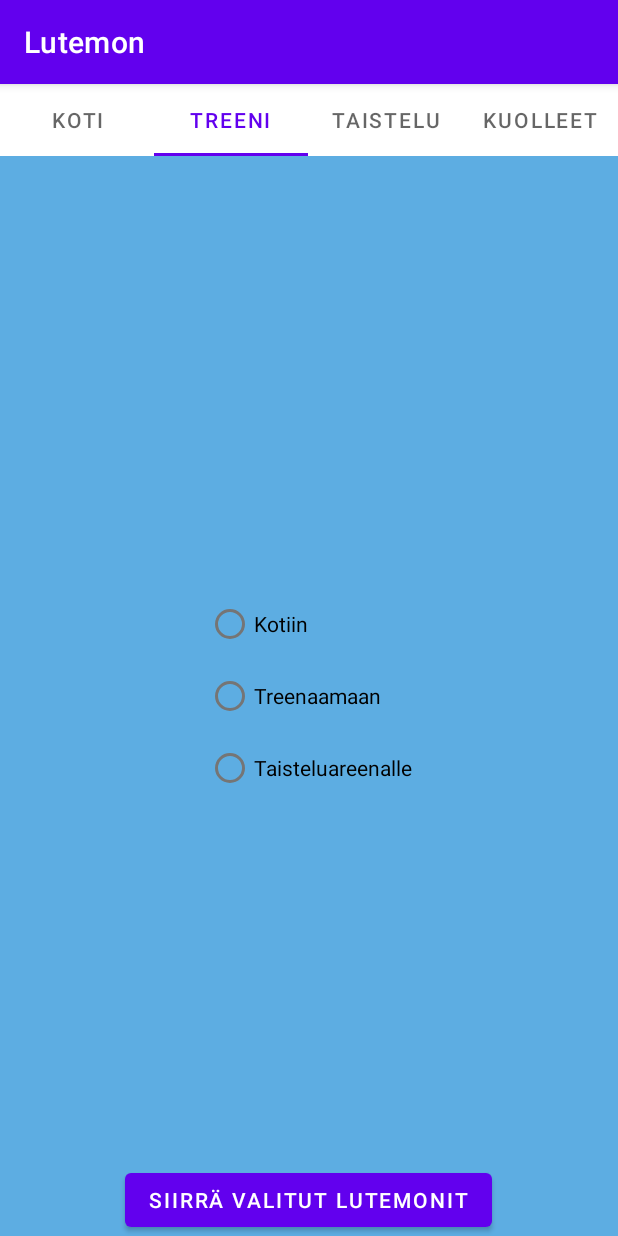
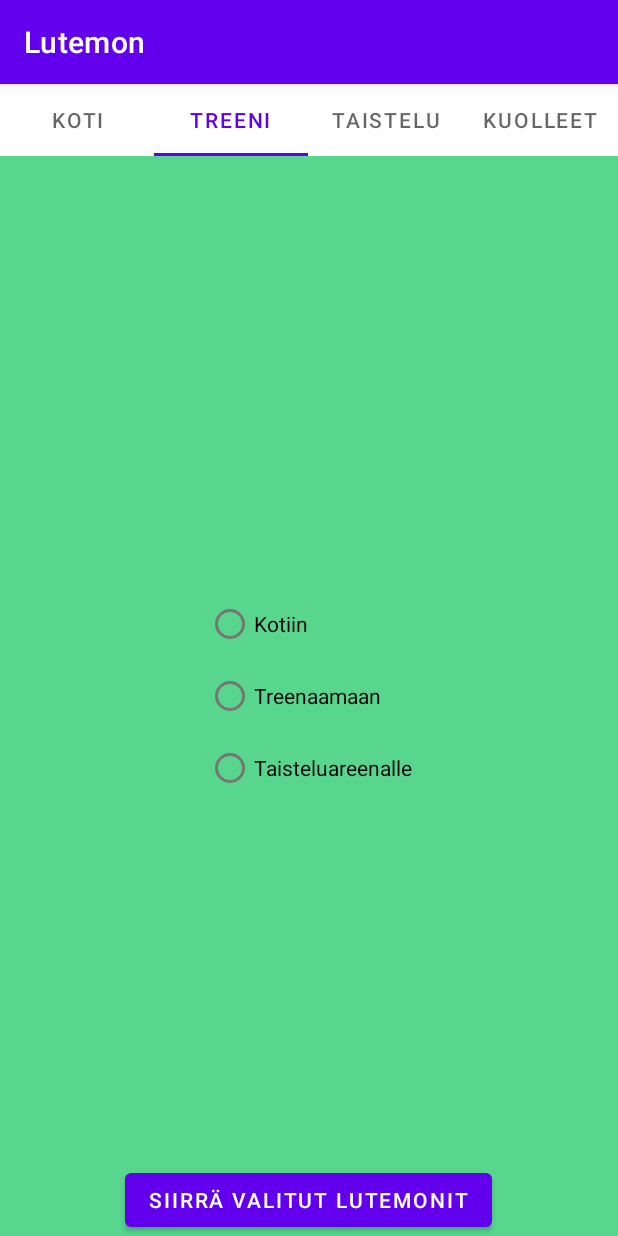
Before and after one commit to dtuukkanen/Lutemon, an Android app: the FragmentHome screen opened directly, with no data from a screen before it, tab 2 chosen, on a phone screen of 412 x 824 dp. Run offline under Robolectric (Android 15) with nearby library versions, the phone set to English and light mode, and no system bars.

```diff
--- a/app/src/main/java/com/example/lutemon/TrainingArea.java
+++ b/app/src/main/java/com/example/lutemon/TrainingArea.java
@@ -2,5 +2,9 @@ package com.example.lutemon;
 
 public class TrainingArea extends Storage{
 
-    public void train() {}
+    public static void train() {
+        for (Lutemon lutemon : lutemons) {
+            lutemon.experience += 1;
+        }
+    }
 }
--- a/app/src/main/java/com/example/lutemon/fragments/FragmentBattle.java
+++ b/app/src/main/java/com/example/lutemon/fragments/FragmentBattle.java
@@ -3,6 +3,8 @@ package com.example.lutemon.fragments;
 import android.os.Bundle;
 
 import androidx.fragment.app.Fragment;
+import androidx.recyclerview.widget.LinearLayoutManager;
+import androidx.recyclerview.widget.RecyclerView;
 
 import android.view.LayoutInflater;
 import android.view.View;
@@ -16,7 +18,7 @@ import com.example.lutemon.R;
  * create an instance of this fragment.
  */
 public class FragmentBattle extends Fragment {
-
+    RecyclerView recyclerView;
     // TODO: Rename parameter arguments, choose names that match
     // the fragment initialization parameters, e.g. ARG_ITEM_NUMBER
     private static final String ARG_PARAM1 = "param1";
@@ -61,6 +63,11 @@ public class FragmentBattle extends Fragment {
     public View onCreateView(LayoutInflater inflater, ViewGroup container,
                              Bundle savedInstanceState) {
         // Inflate the layout for this fragment
-        return inflater.inflate(R.layout.fragment_battle, container, false);
+        View view = inflater.inflate(R.layout.fragment_home, container, false);
+        recyclerView = view.findViewById(R.id.rvHome);
+        recyclerView.setLayoutManager(new LinearLayoutManager(getContext()));
+        //recyclerView.setAdapter(new);
+
+        return view;
     }
 }
--- a/app/src/main/java/com/example/lutemon/fragments/FragmentHome.java
+++ b/app/src/main/java/com/example/lutemon/fragments/FragmentHome.java
@@ -3,6 +3,8 @@ package com.example.lutemon.fragments;
 import android.os.Bundle;
 
 import androidx.fragment.app.Fragment;
+import androidx.recyclerview.widget.LinearLayoutManager;
+import androidx.recyclerview.widget.RecyclerView;
 
 import android.view.LayoutInflater;
 import android.view.View;
@@ -16,6 +18,8 @@ import com.example.lutemon.R;
  * create an instance of this fragment.
  */
 public class FragmentHome extends Fragment {
+
+    private RecyclerView recyclerView;
 
     // TODO: Rename parameter arguments, choose names that match
     // the fragment initialization parameters, e.g. ARG_ITEM_NUMBER
@@ -61,6 +65,10 @@ public class FragmentHome extends Fragment {
     public View onCreateView(LayoutInflater inflater, ViewGroup container,
                              Bundle savedInstanceState) {
         // Inflate the layout for this fragment
-        return inflater.inflate(R.layout.fragment_home, container, false);
+        View view = inflater.inflate(R.layout.fragment_home, container, false);
+        recyclerView = view.findViewById(R.id.rvHome);
+        recyclerView.setLayoutManager(new LinearLayoutManager(getContext()));
+
+        return view;
     }
 }
--- a/app/src/main/java/com/example/lutemon/fragments/FragmentTrain.java
+++ b/app/src/main/java/com/example/lutemon/fragments/FragmentTrain.java
@@ -3,6 +3,8 @@ package com.example.lutemon.fragments;
 import android.os.Bundle;
 
 import androidx.fragment.app.Fragment;
+import androidx.recyclerview.widget.LinearLayoutManager;
+import androidx.recyclerview.widget.RecyclerView;
 
 import android.view.LayoutInflater;
 import android.view.View;
@@ -16,7 +18,7 @@ import com.example.lutemon.R;
  * create an instance of this fragment.
  */
 public class FragmentTrain extends Fragment {
-
+    RecyclerView recyclerView;
     // TODO: Rename parameter arguments, choose names that match
     // the fragment initialization parameters, e.g. ARG_ITEM_NUMBER
     private static final String ARG_PARAM1 = "param1";
@@ -61,6 +63,10 @@ public class FragmentTrain extends Fragment {
     public View onCreateView(LayoutInflater inflater, ViewGroup container,
                              Bundle savedInstanceState) {
         // Inflate the layout for this fragment
-        return inflater.inflate(R.layout.fragment_train, container, false);
+        View view = inflater.inflate(R.layout.fragment_home, container, false);
+        recyclerView = view.findViewById(R.id.rvHome);
+        recyclerView.setLayoutManager(new LinearLayoutManager(getContext()));
+
+        return view;
     }
 }
--- a/app/src/main/res/layout/fragment_home.xml
+++ b/app/src/main/res/layout/fragment_home.xml
@@ -7,6 +7,7 @@
     android:background="#58D68D">
 
     <androidx.recyclerview.widget.RecyclerView
+        android:id="@+id/rvHome"
         android:layout_width="wrap_content"
         android:layout_height="wrap_content"
         android:layout_gravity="center|top" />
```
Also changed, not shown: app/src/main/java/com/example/lutemon/fragments/FragmentDead.java (+8 -2 lines).
